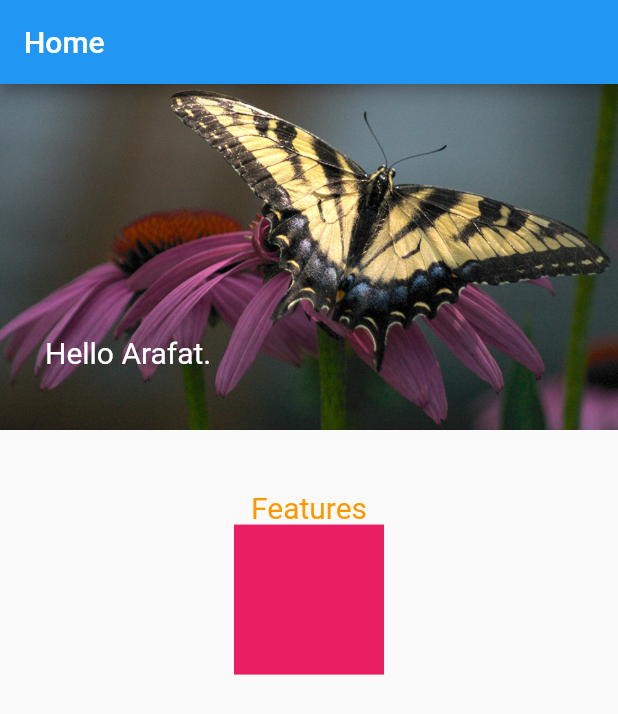
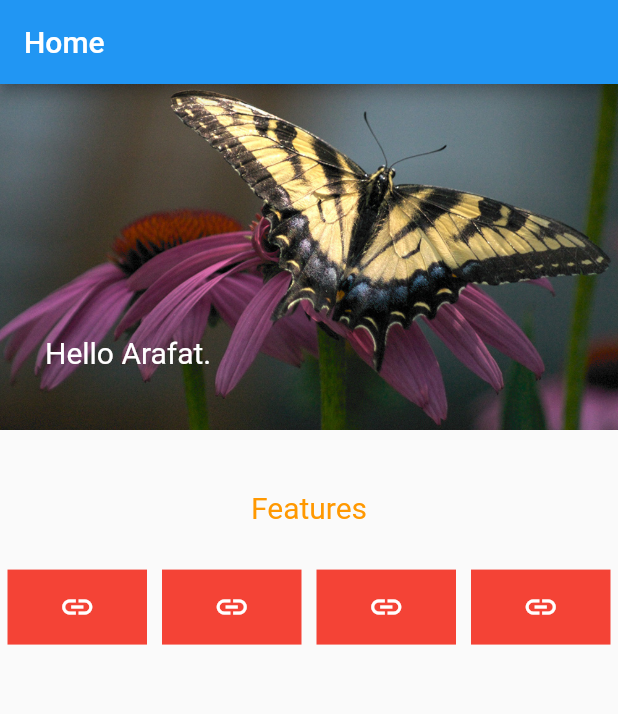
Before and after one commit to amiarafat/flutter_tutorial, a Flutter app: the screen it shows after launch, on a phone screen of 412 x 824 dp. Shown: the top 714 px of the screen. Run offline on Flutter 3.47's test engine with Material 2 defaults, Android fonts, the phone set to English and light mode, and no system bars.

Commit message:
expanded box and ui function call

```diff
--- a/lib/main.dart
+++ b/lib/main.dart
@@ -45,19 +45,35 @@ class HomePage extends StatelessWidget{
             ),
             Text("Features",style: TextStyle(color: Colors.orange,fontSize: 20)),
             SizedBox(
-              height: 100,
-                width: 100,
-              child: Container(
+              height: 30,
 
-                decoration: BoxDecoration(
-                  color: Colors.pink
-                ),
+            ),
+            Row(children: <Widget>[
 
-              ),
-            )
+              _rowCall(),
+              _rowCall(),
+              _rowCall(),
+              _rowCall(),
+
+            ],
+            ),
           ],
         )
 
     );
   }
+
+  Widget _rowCall(){
+
+    return Expanded(
+        child: Container (
+            height: 50,
+            width: 50,
+            decoration: BoxDecoration(color: Colors.red),
+            margin: EdgeInsets.only(right: 5,left: 5),
+          child: Icon(Icons.link,color: Colors.white,),
+        )
+    );
+
+  }
 }
```
